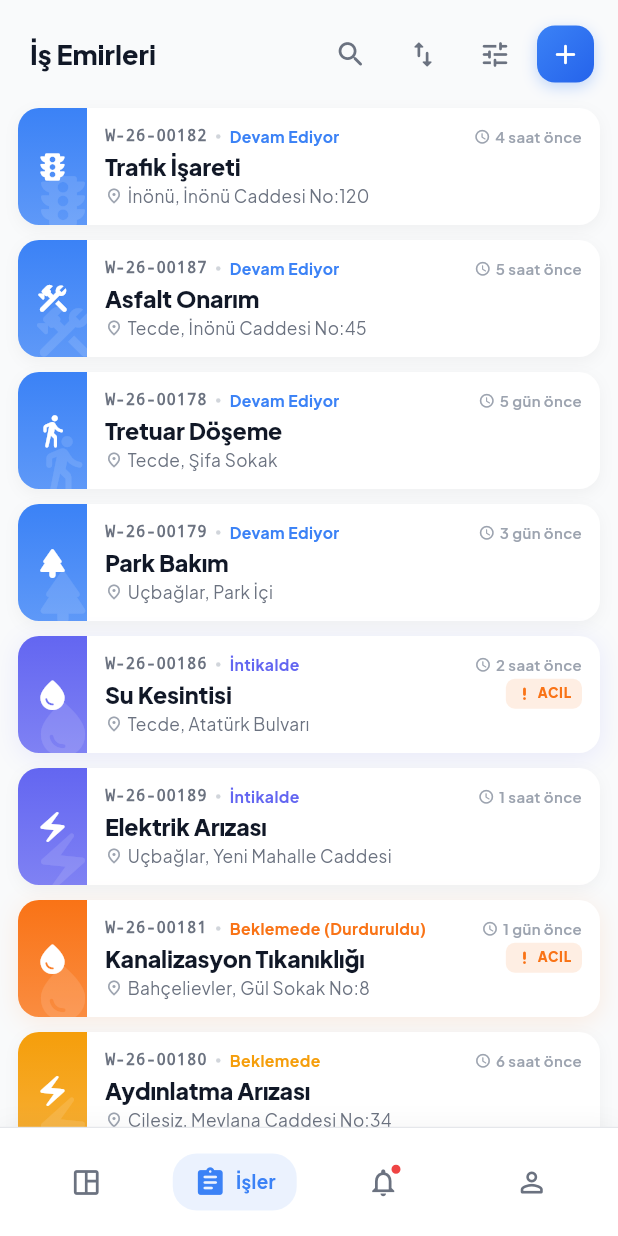
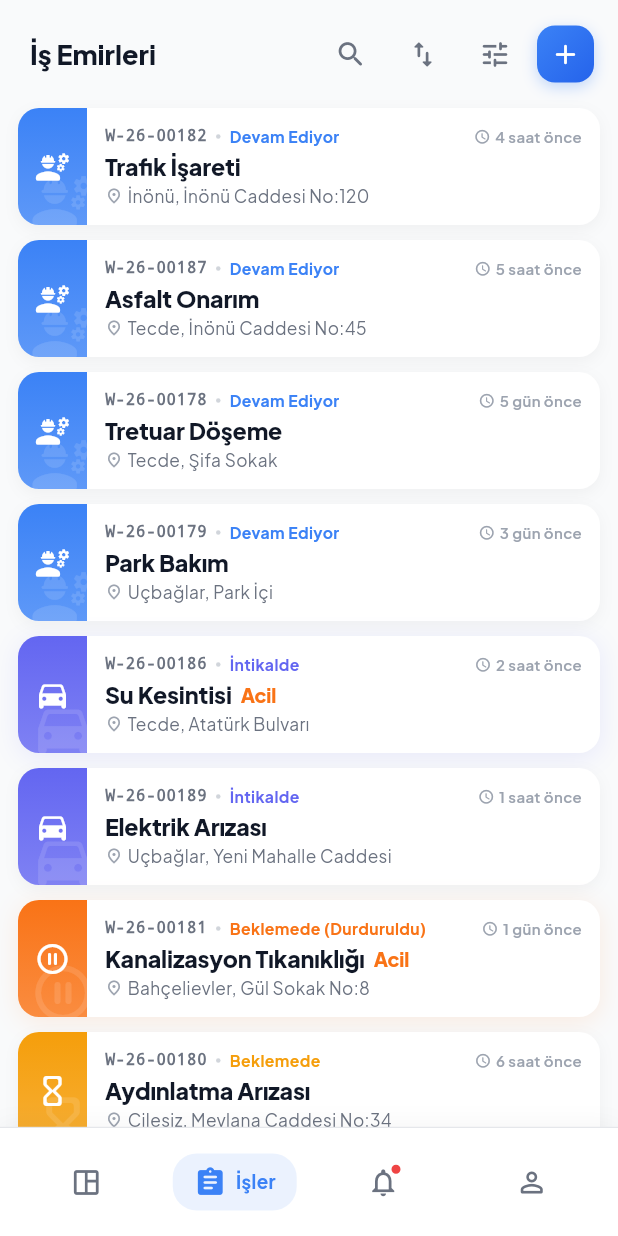
Before and after one commit to 2u3e/AdsumApp, a Flutter app: the WorkOrderListScreen screen opened by its route, on a phone screen of 412 x 824 dp. Run offline on Flutter 3.47's test engine with Material 3 defaults, Android fonts, the phone set to English and light mode, and no system bars; our stand-ins replace dio, flutter_riverpod, flutter_secure_storage, go_router, google_fonts, logger and 2 more; accounts and stored records are empty.

Commit message:
refine: Status icon on strip + inline priority text on work type row
- Left strip icon now uses WorkStatus.icon instead of work type icon
  (8 fixed status icons always meaningful: edit_note, hourglass,
  directions_car, engineering, pause_circle, check_circle, cancel)
- Removed _workTypeIcon function (no longer reliable for arbitrary types)
- Acil/Kritik badge: now inline bold colored text next to work type
  (no background pill, smaller visual weight, better alignment)
- Added baseline text alignment so priority text sits on work type baseline

Co-Authored-By: Claude Opus 4.6 (1M context) <noreply@anthropic.com>

```diff
--- a/lib/features/work_orders/presentation/screens/work_order_list_screen.dart
+++ b/lib/features/work_orders/presentation/screens/work_order_list_screen.dart
@@ -620,21 +620,6 @@ class _ColoredFilterChip extends StatelessWidget {
   }
 }
 
-/// Is turune gore ikon esleme
-IconData _workTypeIcon(String type) {
-  final t = type.toLowerCase();
-  if (t.contains('asfalt') || t.contains('yol')) return Icons.construction_rounded;
-  if (t.contains('su') || t.contains('kanalizasyon')) return Icons.water_drop_rounded;
-  if (t.contains('elektrik') || t.contains('aydınlatma')) return Icons.electric_bolt_rounded;
-  if (t.contains('ağaç') || t.contains('park') || t.contains('çevre') || t.contains('bahçe')) return Icons.park_rounded;
-  if (t.contains('çöp') || t.contains('temiz')) return Icons.delete_outline_rounded;
-  if (t.contains('trafik') || t.contains('işaret')) return Icons.traffic_rounded;
-  if (t.contains('kaldırım') || t.contains('tretuar')) return Icons.directions_walk_rounded;
-  if (t.contains('boya')) return Icons.format_paint_rounded;
-  if (t.contains('kazı')) return Icons.dashboard_customize_rounded;
-  return Icons.handyman_rounded;
-}
-
 /// Premium is karti - split layout, durum accent strip + zengin icerik
 class _WorkCard extends StatefulWidget {
   final WorkOrder order;
@@ -693,7 +678,7 @@ class _WorkCardState extends State<_WorkCard> {
                 child: Row(
                   crossAxisAlignment: CrossAxisAlignment.stretch,
                   children: [
-                    // SOL: Dar status strip + tek icon
+                    // SOL: Dar status strip + durum ikonu
                     Container(
                       width: 46,
                       decoration: BoxDecoration(
@@ -713,17 +698,19 @@ class _WorkCardState extends State<_WorkCard> {
                       child: Stack(
                         alignment: Alignment.center,
                         children: [
+                          // Arka plan dekoratif ikon
                           Positioned(
                             right: -6,
                             bottom: -6,
                             child: Icon(
-                              _workTypeIcon(order.workTypeName),
+                              order.status.icon,
                               size: 44,
                               color: Colors.white.withValues(alpha: 0.12),
                             ),
                           ),
+                          // Merkez durum ikonu
                           Icon(
-                            _workTypeIcon(order.workTypeName),
+                            order.status.icon,
                             size: 24,
                             color: Colors.white,
                           ),
@@ -776,11 +763,12 @@ class _WorkCardState extends State<_WorkCard> {
                               ],
                             ),
 
-                            // SATIR 2: is turu + oncelik rozeti
+                            // SATIR 2: is turu + yanina bitisik oncelik metni
                             Row(
-                              crossAxisAlignment: CrossAxisAlignment.center,
+                              crossAxisAlignment: CrossAxisAlignment.baseline,
+                              textBaseline: TextBaseline.alphabetic,
                               children: [
-                                Expanded(
+                                Flexible(
                                   child: Text(
                                     order.workTypeName,
                                     style: TextStyle(
@@ -796,28 +784,14 @@ class _WorkCardState extends State<_WorkCard> {
                                   ),
                                 ),
                                 if (isHighPriority) ...[
-                                  const SizedBox(width: 8),
-                                  Container(
-                                    padding: const EdgeInsets.symmetric(horizontal: 7, vertical: 3),
-                                    decoration: BoxDecoration(
-                                      color: order.priority.color.withValues(alpha: isDark ? 0.22 : 0.12),
-                                      borderRadius: BorderRadius.circular(6),
-                                    ),
-                                    child: Row(
-                                      mainAxisSize: MainAxisSize.min,
-                                      children: [
-                                        Icon(order.priority.icon, size: 11, color: order.priority.color),
-                                        const SizedBox(width: 3),
-                                        Text(
-                                          order.priority.label.toUpperCase(),
-                                          style: TextStyle(
-                                            fontSize: 9,
-                                            fontWeight: FontWeight.w800,
-                                            letterSpacing: 0.5,
-                                            color: order.priority.color,
-                                          ),
-                                        ),
-                                      ],
+                                  const SizedBox(width: 6),
+                                  Text(
+                                    order.priority.label,
+                                    style: TextStyle(
+                                      fontSize: 13,
+                                      fontWeight: FontWeight.w800,
+                                      color: order.priority.color,
+                                      letterSpacing: -0.1,
                                     ),
                                   ),
                                 ],
```
